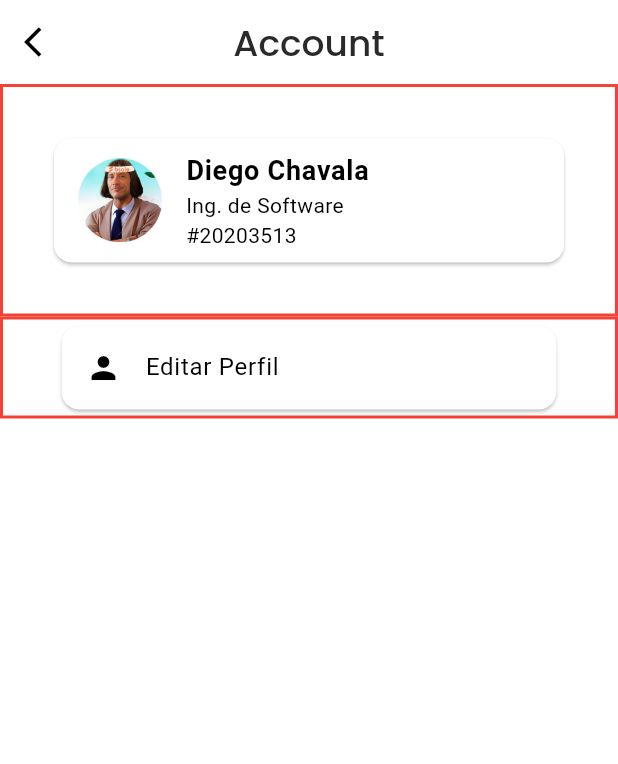
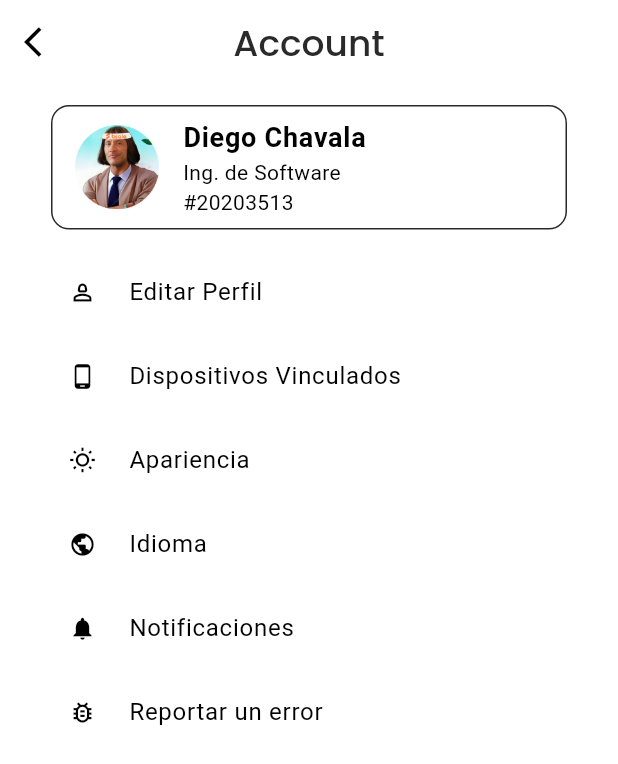
Before and after one commit to g6-mobile/frontend-cash-me, a Flutter app: the ProfileScreen screen opened directly, on a phone screen of 412 x 824 dp. Shown: the top 764 px of the screen. Run offline on Flutter 3.47's test engine with Material 3 defaults, Android fonts, the phone set to English and light mode, and no system bars; our stand-ins replace flutter_keyboard_visibility, flutter_svg, google_maps_flutter, pinput; generated files the repository leaves out were written again.

Commit message:
se agregaron los textButton para la vista de Account

```diff
--- a/lib/screen/profile/profile_screen.dart
+++ b/lib/screen/profile/profile_screen.dart
@@ -40,15 +40,9 @@ class _ProfileScreenState extends State<ProfileScreen>{
           children: [
 
             Container(
-              padding: const EdgeInsets.all(30.0),
-              decoration: BoxDecoration(
-                border: Border.all(
-                  color: Colors.red, // Color del borde
-                  width: 2, // Ancho del borde
-                ),
-              ),
+              padding: const EdgeInsets.symmetric(horizontal: 30.0, vertical: 10.0),
               child: Center(
-                child: Card(
+                child: Card.outlined(
                   child: ListTile(
                     leading: ConstrainedBox(
                       constraints: BoxConstraints(
@@ -72,27 +66,126 @@ class _ProfileScreenState extends State<ProfileScreen>{
               ),
             ),
 
+            /*
             Container(
-              padding: const EdgeInsets.symmetric(horizontal: 35),
-              decoration: BoxDecoration(
-                border: Border.all(
-                  color: Colors.red, // Color del borde
-                  width: 2, // Ancho del borde
-                ),
+              padding: const EdgeInsets.symmetric(horizontal: 30.0, vertical: 10.0),
+              child: Center(
+                child: Card(
+                  shadowColor: Colors.transparent,
+                  shape: RoundedRectangleBorder(
+                    borderRadius: BorderRadius.circular(10), // if you need this
+                    side: BorderSide(
+                      color: Colors.grey.withOpacity(0.2),
+                      width: 1,
+                    ),
+                  ),
+                  child: ListTile(
+                    leading: ConstrainedBox(
+                      constraints: BoxConstraints(
+                        minWidth: 44,
+                        minHeight: 44,
+                        maxWidth: 64,
+                        maxHeight: 64,
+                      ),
+                      child: Image.asset('assets/images/img_profile_user.png', fit: BoxFit.cover),
+                    ),
+                    title: Text(
+                      'Diego Chavala',
+                      style: TextStyle(
+                        fontSize: 18.0,
+                        fontWeight: FontWeight.bold
+                      ),
+                    ),
+                    subtitle: Text('Ing. de Software\n#20203513'),
+                  ),
+                )
               ),
+            ),
+            */
+
+            Container(
+              padding: const EdgeInsets.symmetric(horizontal: 30.0),
               child: Column(
                 children: [
-                  Card(
+                  TextButton(
+                    style: ButtonStyle(
+                      padding: MaterialStateProperty.all<EdgeInsetsGeometry>(EdgeInsets.zero), // Establece el padding a cero
+                    ),
+                    onPressed: () {},
                     child: ListTile(
-                      leading: Icon(Icons.person),
+                      leading: Icon(Icons.person_2_outlined),
                       title: Text('Editar Perfil'),
+                    )
+                  ),
+                  TextButton(
+                    style: ButtonStyle(
+                      padding: MaterialStateProperty.all<EdgeInsetsGeometry>(EdgeInsets.zero), // Establece el padding a cero
+                    ),
+                    onPressed: () {},
+                    child: ListTile(
+                      leading: Icon(Icons.phone_android),
+                      title: Text('Dispositivos Vinculados'),
+                    )
+                  ),
+                  TextButton(
+                    style: ButtonStyle(
+                      padding: MaterialStateProperty.all<EdgeInsetsGeometry>(EdgeInsets.zero), // Establece el padding a cero
+                    ),
+                    onPressed: () {},
+                    child: ListTile(
+                      leading: Icon(Icons.wb_sunny_outlined),
+                      title: Text('Apariencia'),
+                    )
+                  ),
+                  TextButton(
+                    style: ButtonStyle(
+                      padding: MaterialStateProperty.all<EdgeInsetsGeometry>(EdgeInsets.zero), // Establece el padding a cero
+                    ),
+                    onPressed: () {},
+                    child: ListTile(
+                      leading: Icon(Icons.public_outlined),
+                      title: Text('Idioma'),
+                    )
+                  ),
+                  TextButton(
+                    style: ButtonStyle(
+                      padding: MaterialStateProperty.all<EdgeInsetsGeometry>(EdgeInsets.zero), // Establece el padding a cero
+                    ),
+                    onPressed: () {},
+                    child: ListTile(
+                      leading: Icon(Icons.notifications),
+                      title: Text('Notificaciones'),
+                    )
+                  ),
+                  TextButton(
+                    style: ButtonStyle(
+                      padding: MaterialStateProperty.all<EdgeInsetsGeometry>(EdgeInsets.zero), // Establece el padding a cero
+                    ),
+                    onPressed: () {},
+                    child: ListTile(
+                      leading: Icon(Icons.bug_report_outlined),
+                      title: Text('Reportar un error'),
                     )
                   ),
 
                 ],
               ),
-            )
+            ),
 
+            /*
+            Container(
+              padding: const EdgeInsets.symmetric(horizontal: 30.0),
+              child: Positioned(
+                bottom: -420,
+                left: 0,
+                right: 0,
+                child: BaseElevatedButton(
+                    text: S.current.Login,
+                    onPressed: (){}
+                )
+              ),
+            ),
+            */
           ],
         )
       ),
```
